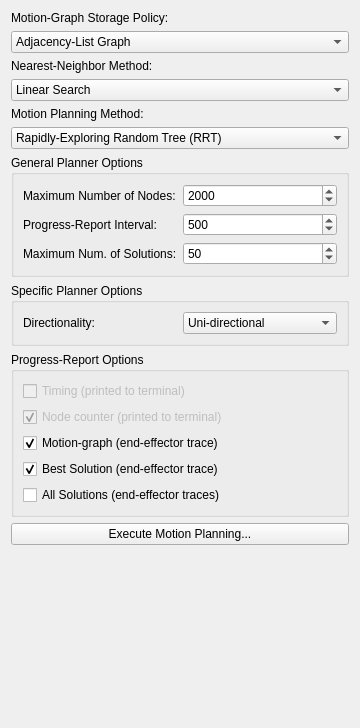
Old version of the form src/ReaK/gui_qt/ui/planner_alg_config.ui in the repository mikael-s-persson/ReaK.
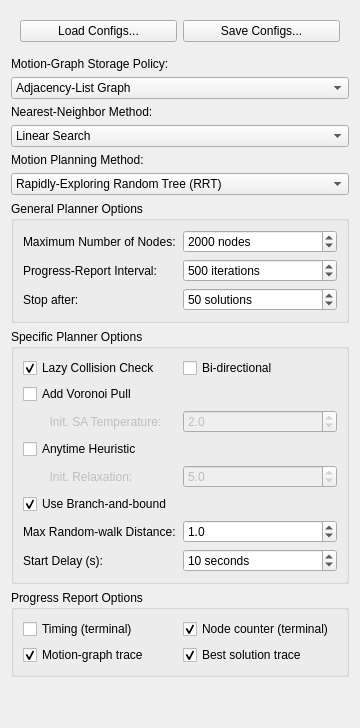
New version of the form.

Commit message: Finished making and porting all the config widgets to docks on the CRS planner2 gui app.

The edit to the form file:
```diff
--- a/src/ReaK/gui_qt/ui/planner_alg_config.ui
+++ b/src/ReaK/gui_qt/ui/planner_alg_config.ui
@@ -14,6 +14,26 @@
    <string>Planning Algorithm Configuration</string>
   </property>
   <layout class="QVBoxLayout" name="verticalLayout">
+   <item>
+    <widget class="QWidget" name="widget_2" native="true">
+     <layout class="QGridLayout" name="gridLayout_4">
+      <item row="0" column="0">
+       <widget class="QPushButton" name="load_button">
+        <property name="text">
+         <string>Load Configs...</string>
+        </property>
+       </widget>
+      </item>
+      <item row="0" column="1">
+       <widget class="QPushButton" name="save_button">
+        <property name="text">
+         <string>Save Configs...</string>
+        </property>
+       </widget>
+      </item>
+     </layout>
+    </widget>
+   </item>
    <item>
     <widget class="QLabel" name="label_7">
      <property name="text">
@@ -135,12 +155,15 @@
       <item row="4" column="0">
        <widget class="QLabel" name="label_11">
         <property name="text">
-         <string>Maximum Num. of Solutions:</string>
+         <string>Stop after:</string>
         </property>
        </widget>
       </item>
       <item row="0" column="1">
        <widget class="QSpinBox" name="maxvertices_spinbox">
+        <property name="suffix">
+         <string> nodes</string>
+        </property>
         <property name="minimum">
          <number>100</number>
         </property>
@@ -157,6 +180,9 @@
       </item>
       <item row="2" column="1">
        <widget class="QSpinBox" name="progress_interval_spinbox">
+        <property name="suffix">
+         <string> iterations</string>
+        </property>
         <property name="minimum">
          <number>100</number>
         </property>
@@ -173,6 +199,9 @@
       </item>
       <item row="4" column="1">
        <widget class="QSpinBox" name="maxsolutions_spinbox">
+        <property name="suffix">
+         <string> solutions</string>
+        </property>
         <property name="minimum">
          <number>1</number>
         </property>
@@ -197,24 +226,139 @@
      </property>
      <layout class="QGridLayout" name="gridLayout_2">
       <item row="0" column="0">
-       <widget class="QLabel" name="label_6">
+       <widget class="QCheckBox" name="check_lazy_collision">
         <property name="text">
-         <string>Directionality:</string>
+         <string>Lazy Collision Check</string>
+        </property>
+        <property name="checked">
+         <bool>true</bool>
+        </property>
+       </widget>
+      </item>
+      <item row="4" column="0">
+       <widget class="QLabel" name="label_relaxation">
+        <property name="enabled">
+         <bool>false</bool>
+        </property>
+        <property name="text">
+         <string>        Init. Relaxation:</string>
+        </property>
+       </widget>
+      </item>
+      <item row="3" column="0">
+       <widget class="QCheckBox" name="check_anytime_heuristic">
+        <property name="text">
+         <string>Anytime Heuristic</string>
+        </property>
+       </widget>
+      </item>
+      <item row="2" column="1">
+       <widget class="QDoubleSpinBox" name="init_sa_temp_spinbox">
+        <property name="enabled">
+         <bool>false</bool>
+        </property>
+        <property name="decimals">
+         <number>1</number>
+        </property>
+        <property name="singleStep">
+         <double>0.100000000000000</double>
+        </property>
+        <property name="value">
+         <double>2.000000000000000</double>
+        </property>
+       </widget>
+      </item>
+      <item row="7" column="0">
+       <widget class="QLabel" name="label_start_delay">
+        <property name="text">
+         <string>Start Delay (s):</string>
+        </property>
+       </widget>
+      </item>
+      <item row="2" column="0">
+       <widget class="QLabel" name="label_sa_temp">
+        <property name="enabled">
+         <bool>false</bool>
+        </property>
+        <property name="text">
+         <string>        Init. SA Temperature:</string>
+        </property>
+       </widget>
+      </item>
+      <item row="1" column="0">
+       <widget class="QCheckBox" name="check_voronoi_pull">
+        <property name="text">
+         <string>Add Voronoi Pull</string>
         </property>
        </widget>
       </item>
       <item row="0" column="1">
-       <widget class="QComboBox" name="direction_selection">
-        <item>
-         <property name="text">
-          <string>Uni-directional</string>
-         </property>
-        </item>
-        <item>
+       <widget class="QCheckBox" name="check_bidir">
          <property name="text">
           <string>Bi-directional</string>
          </property>
-        </item>
+       </widget>
+      </item>
+      <item row="5" column="0">
+       <widget class="QCheckBox" name="check_bnb">
+        <property name="text">
+         <string>Use Branch-and-bound</string>
+        </property>
+        <property name="checked">
+         <bool>true</bool>
+        </property>
+       </widget>
+      </item>
+      <item row="4" column="1">
+       <widget class="QDoubleSpinBox" name="init_relax_spinbox">
+        <property name="enabled">
+         <bool>false</bool>
+        </property>
+        <property name="decimals">
+         <number>1</number>
+        </property>
+        <property name="singleStep">
+         <double>0.100000000000000</double>
+        </property>
+        <property name="value">
+         <double>5.000000000000000</double>
+        </property>
+       </widget>
+      </item>
+      <item row="7" column="1">
+       <widget class="QDoubleSpinBox" name="start_delay_spinbox">
+        <property name="suffix">
+         <string> seconds</string>
+        </property>
+        <property name="decimals">
+         <number>0</number>
+        </property>
+        <property name="maximum">
+         <double>200.000000000000000</double>
+        </property>
+        <property name="value">
+         <double>10.000000000000000</double>
+        </property>
+       </widget>
+      </item>
+      <item row="6" column="0">
+       <widget class="QLabel" name="max_expansion_label">
+        <property name="text">
+         <string>Max Random-walk Distance:</string>
+        </property>
+       </widget>
+      </item>
+      <item row="6" column="1">
+       <widget class="QDoubleSpinBox" name="max_expansion_spinbox">
+        <property name="decimals">
+         <number>1</number>
+        </property>
+        <property name="singleStep">
+         <double>0.100000000000000</double>
+        </property>
+        <property name="value">
+         <double>1.000000000000000</double>
+        </property>
        </widget>
       </item>
      </layout>
@@ -223,70 +367,62 @@
    <item>
     <widget class="QGroupBox" name="groupBox">
      <property name="title">
-      <string>Progress-Report Options</string>
+      <string>Progress Report Options</string>
      </property>
      <layout class="QVBoxLayout" name="verticalLayout_2">
       <item>
+       <widget class="QWidget" name="widget" native="true">
+        <layout class="QGridLayout" name="gridLayout_3">
+         <property name="margin">
+          <number>0</number>
+         </property>
+         <item row="0" column="0">
        <widget class="QCheckBox" name="check_print_timing">
         <property name="enabled">
-         <bool>false</bool>
+            <bool>true</bool>
         </property>
         <property name="text">
-         <string>Timing (printed to terminal)</string>
+            <string>Timing (terminal)</string>
         </property>
        </widget>
       </item>
-      <item>
+         <item row="0" column="1">
        <widget class="QCheckBox" name="check_print_counter">
         <property name="enabled">
-         <bool>false</bool>
+            <bool>true</bool>
         </property>
         <property name="text">
-         <string>Node counter (printed to terminal)</string>
+            <string>Node counter (terminal)</string>
         </property>
         <property name="checked">
          <bool>true</bool>
         </property>
        </widget>
       </item>
-      <item>
+         <item row="1" column="0">
        <widget class="QCheckBox" name="check_print_graph">
         <property name="text">
-         <string>Motion-graph (end-effector trace)</string>
+            <string>Motion-graph trace</string>
         </property>
         <property name="checked">
          <bool>true</bool>
         </property>
        </widget>
       </item>
-      <item>
+         <item row="1" column="1">
        <widget class="QCheckBox" name="check_print_best">
         <property name="text">
-         <string>Best Solution (end-effector trace)</string>
+            <string>Best solution trace</string>
         </property>
         <property name="checked">
          <bool>true</bool>
         </property>
        </widget>
       </item>
-      <item>
-       <widget class="QCheckBox" name="check_print_allsol">
-        <property name="enabled">
-         <bool>true</bool>
-        </property>
-        <property name="text">
-         <string>All Solutions (end-effector traces)</string>
-        </property>
-       </widget>
-      </item>
      </layout>
     </widget>
    </item>
-   <item>
-    <widget class="QPushButton" name="execute_button">
-     <property name="text">
-      <string>Execute Motion Planning...</string>
-     </property>
+     </layout>
     </widget>
    </item>
    <item>
```
Left out of the diff: 73 changed lines with no effect on the pictures. Lines whose indentation alone changed are shown as unchanged. The commit also changes 19 other files.
